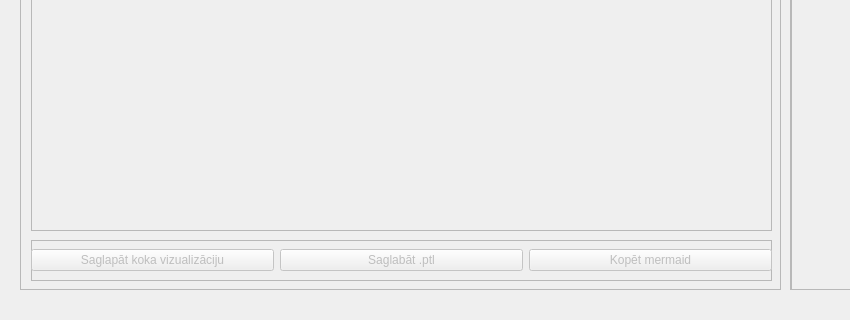
v-ir-mans/ES-tree-with-GUI, file form.ui: the form before one commit; both pictures show x 0 to 850 and y 271 to 591 of the 1384 by 591 pixel window.
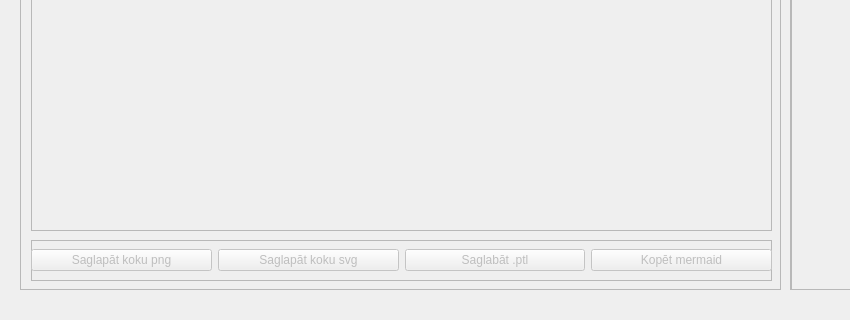
The form after the commit.

Commit message: Sorted out visualizations. Added svg button.

The edit to the form file:
```diff
--- a/form.ui
+++ b/form.ui
@@ -245,7 +245,14 @@
         <item>
          <widget class="QPushButton" name="savevisButton">
           <property name="text">
-           <string>Saglapāt koka vizualizāciju</string>
+           <string>Saglapāt koku png</string>
+          </property>
+         </widget>
+        </item>
+        <item>
+         <widget class="QPushButton" name="savevisSVGButton">
+          <property name="text">
+           <string>Saglapāt koku svg</string>
           </property>
          </widget>
         </item>
```
The commit also changes 5 other files.
